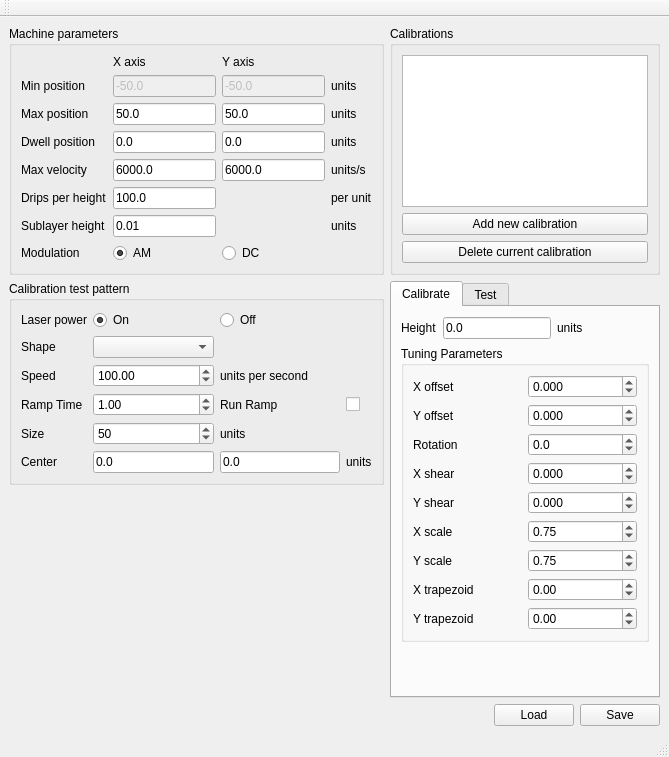
Qt form src/calibrate/ui_mainwindow.ui (PeachyPrinter/peachytoolchain) before a commit.
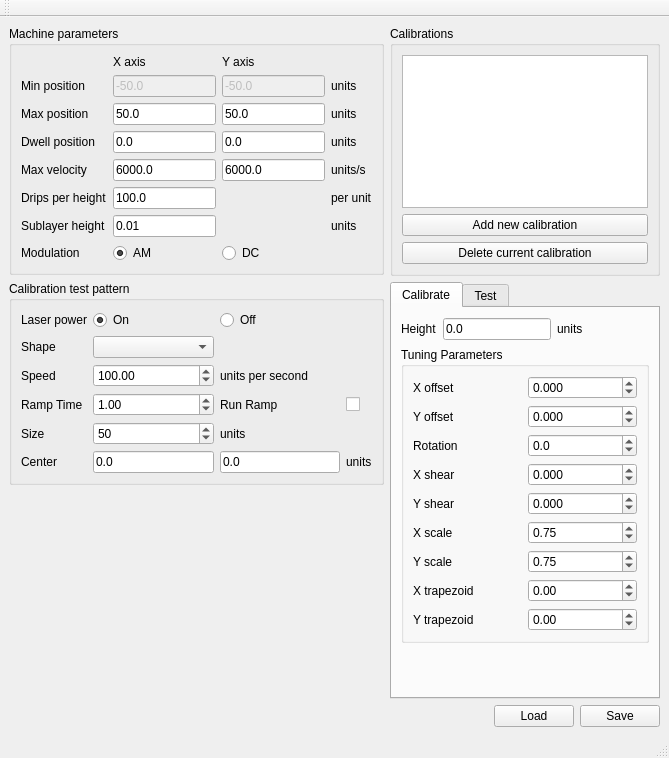
The same form after that commit.

Diff of the .ui file:
```diff
--- a/src/calibrate/ui_mainwindow.ui
+++ b/src/calibrate/ui_mainwindow.ui
@@ -7,7 +7,7 @@
     <x>0</x>
     <y>0</y>
     <width>669</width>
-    <height>757</height>
+    <height>758</height>
    </rect>
   </property>
   <property name="windowTitle">
```
Left out of the diff: 3 changed lines with no effect on the pictures.
